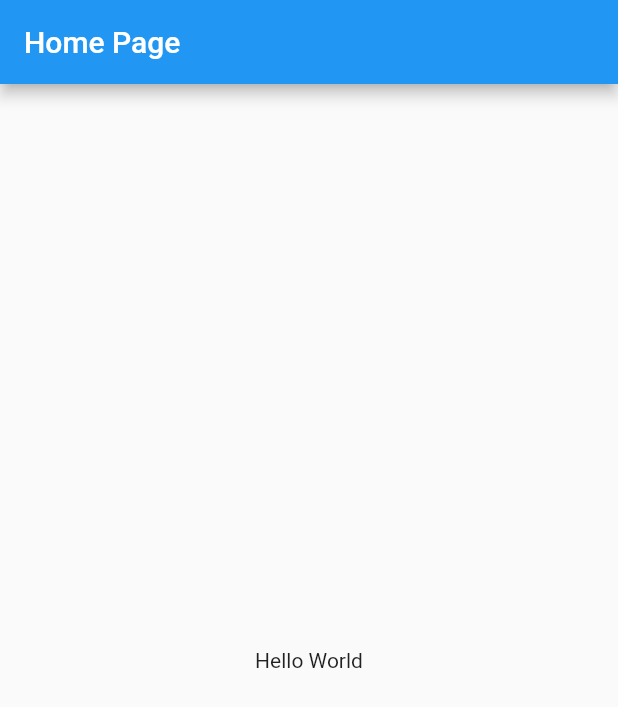
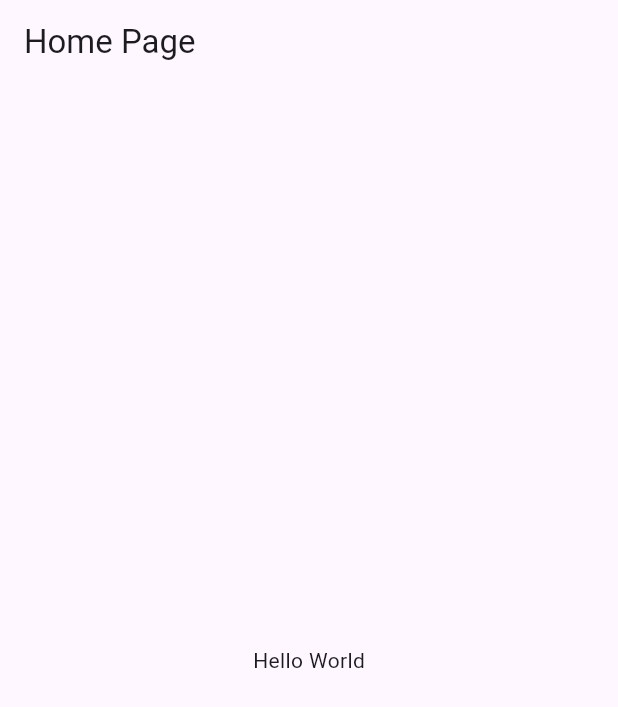
Before and after one commit to Basith-P/Flutter-BLoC-Course-Vandad, a Flutter app: the screen it shows after launch, on a phone screen of 412 x 824 dp. Shown: the top 707 px of the screen. Run offline on Flutter 3.47's test engine with Material 2 defaults, Android fonts, the phone set to English and light mode, and no system bars.

Commit message:
clean up

```diff
--- a/analysis_options.yaml
+++ b/analysis_options.yaml
@@ -23,7 +23,7 @@
   # producing the lint.
   rules:
     # avoid_print: false  # Uncomment to disable the `avoid_print` rule
-    # prefer_single_quotes: true  # Uncomment to enable the `prefer_single_quotes` rule
+    prefer_single_quotes: true  # Uncomment to enable the `prefer_single_quotes` rule
 
 # Additional information about this file can be found at
 # https://dart.dev/guides/language/analysis-options
--- a/lib/main.dart
+++ b/lib/main.dart
@@ -12,8 +12,8 @@
   Widget build(BuildContext context) {
     return MaterialApp(
       title: 'Flutter Demo',
-      theme: ThemeData.light(),
-      darkTheme: ThemeData.dark(),
+      theme: ThemeData.light(useMaterial3: true),
+      darkTheme: ThemeData.dark(useMaterial3: true),
       themeMode: ThemeMode.system,
       home: const HomePage(),
     );
```
Also changed, not shown: pubspec.yaml (+2 -69 lines), pubspec.lock, 1 other file.
